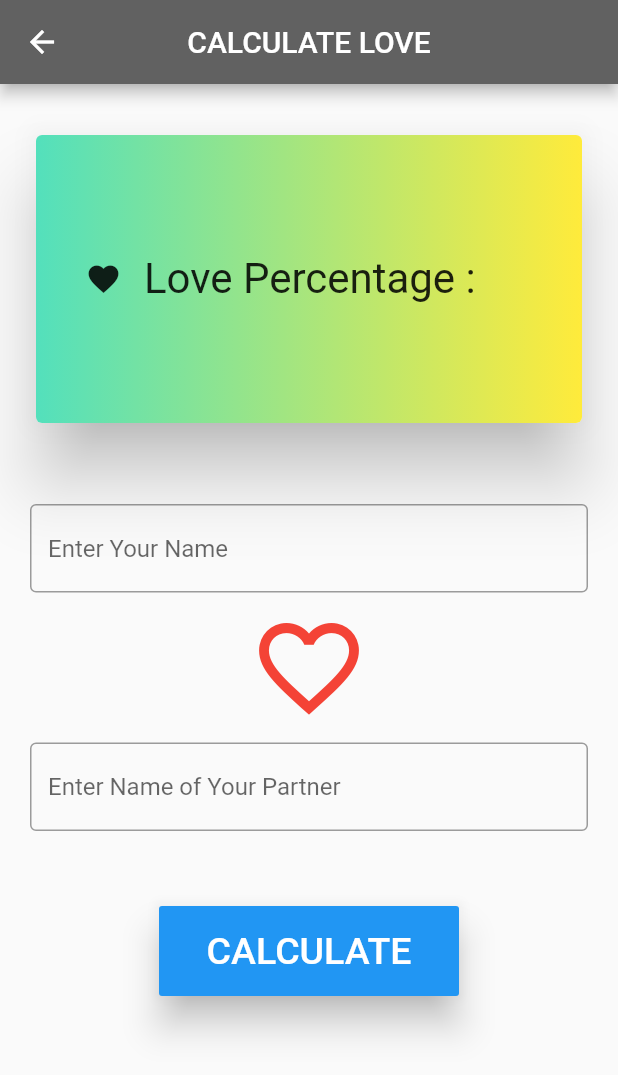
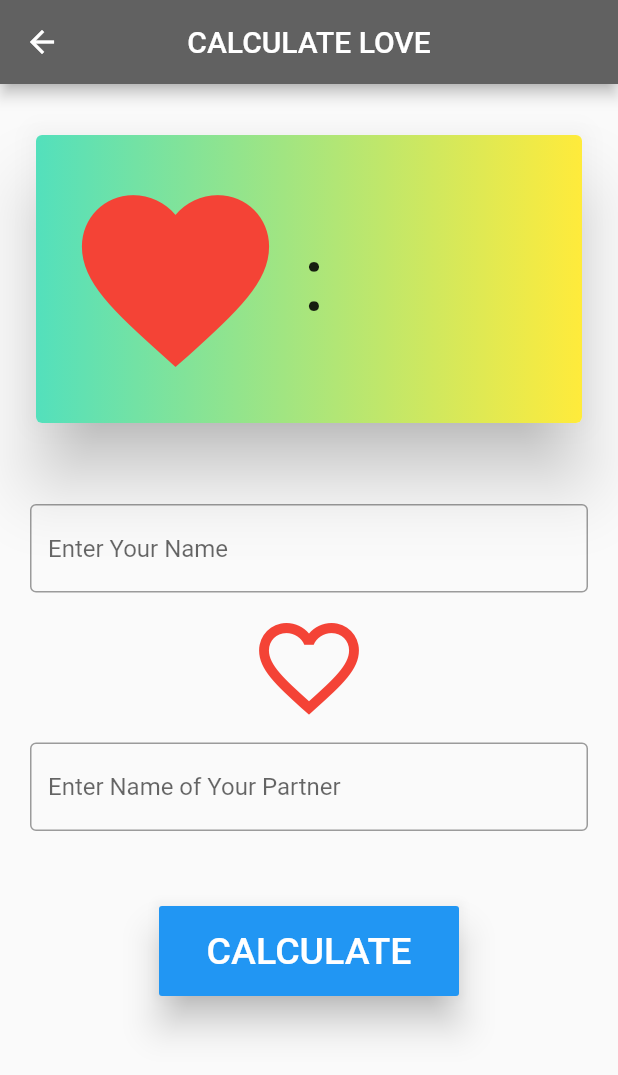
Before and after one commit to RajdeepThakare/Fun-Calculator, a Flutter app: the Love screen opened by its route, on a phone screen of 412 x 824 dp. Shown: the top 1075 px of the screen. Run offline on Flutter 3.47's test engine with Material 2 defaults, Android fonts, the phone set to English and light mode, and no system bars; drawn by our look-alikes of gradient_widgets.

Commit message:
Love result UI update

```diff
--- a/lib/pages/love.dart
+++ b/lib/pages/love.dart
@@ -69,14 +69,16 @@ class _LoveState extends State<Love> {
                       child: Center(
                         child: Row(
                           children: <Widget>[
-                            SizedBox(width: 25),
+                            SizedBox(width: 10),
                             Icon(
-                              Icons.favorite
+                              Icons.favorite,
+                              color: Colors.red,
+                              size: 150,
                             ),
-                            SizedBox(width: 15),
+                            SizedBox(width: 10),
                             Text(
-                              "Love Percentage : $percentage",
-                              style: TextStyle(fontSize: 28),
+                              ": $percentage",
+                              style: TextStyle(fontSize: 60),
                             ),
                           ],
                         ),
```
